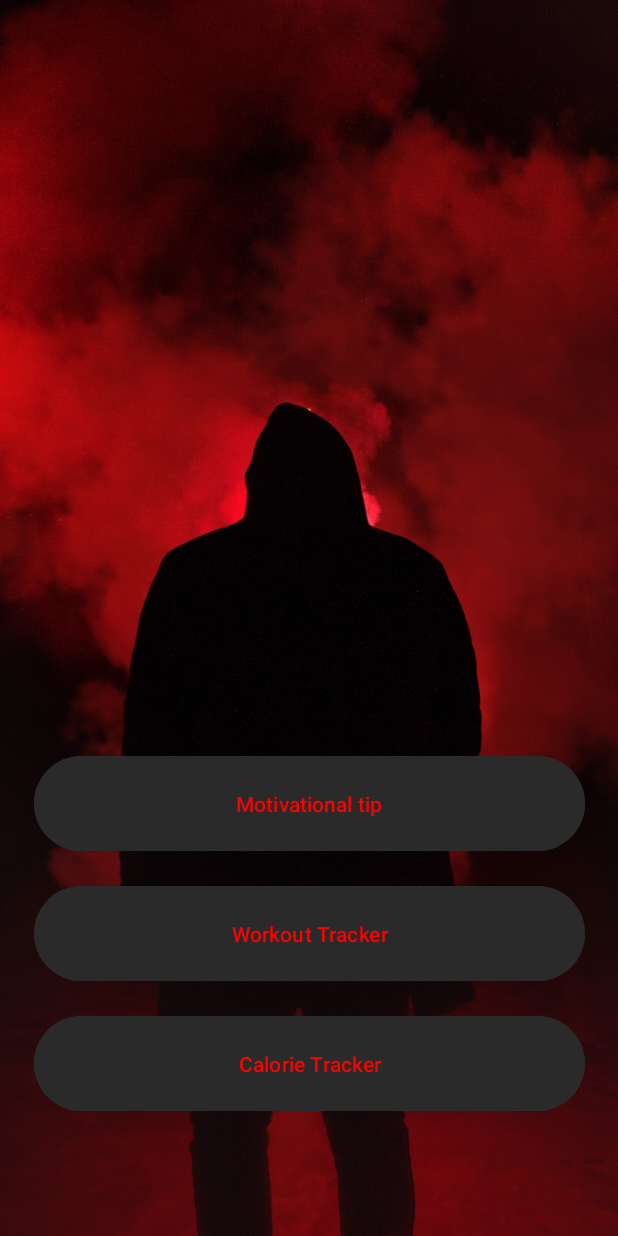
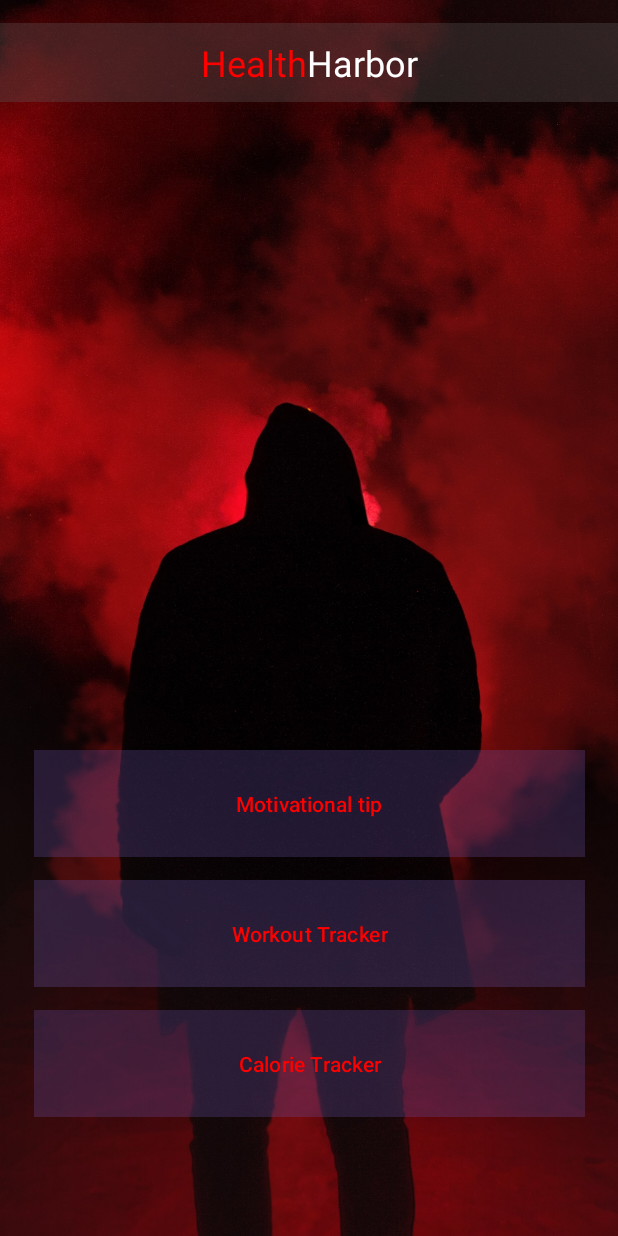
Before and after one commit to Seancully/GymApp_MSD, an Android app: the screen it shows after launch (MainActivity), on a phone screen of 412 x 824 dp. Run offline under Robolectric (Android 15) with nearby library versions, the phone set to English and light mode, and no system bars.

Commit message:
title added + opacity buttons to mainActivityxml

```diff
--- a/app/src/main/java/com/example/gymapp_msd/MainActivity.java
+++ b/app/src/main/java/com/example/gymapp_msd/MainActivity.java
@@ -7,10 +7,15 @@ import androidx.constraintlayout.widget.ConstraintLayout;
 import android.animation.ArgbEvaluator;
 import android.animation.ValueAnimator;
 import android.content.Intent;
+import android.graphics.Color;
 import android.graphics.drawable.GradientDrawable;
 import android.os.Bundle;
+import android.text.SpannableString;
+import android.text.Spanned;
+import android.text.style.ForegroundColorSpan;
 import android.view.View;
 import android.widget.Button;
+import android.widget.TextView;
 
 import androidx.appcompat.app.AppCompatActivity;
 import androidx.constraintlayout.widget.ConstraintLayout;
@@ -48,5 +53,13 @@ public class MainActivity extends AppCompatActivity {
                 startActivity(new Intent(MainActivity.this, CalorieActivity.class));
             }
         });
+
+        // Setting up the title with SpannableString for color formatting
+        TextView title = findViewById(R.id.titleHealthHarbor);
+        String text = "HealthHarbor";
+        SpannableString spannableString = new SpannableString(text);
+        spannableString.setSpan(new ForegroundColorSpan(Color.RED), 0, 6, Spanned.SPAN_EXCLUSIVE_EXCLUSIVE); // "Health" in red
+        spannableString.setSpan(new ForegroundColorSpan(Color.WHITE), 6, text.length(), Spanned.SPAN_EXCLUSIVE_EXCLUSIVE); // "Harbor" in black
+        title.setText(spannableString);
     }
 }
--- a/app/src/main/res/layout/activity_calorie.xml
+++ b/app/src/main/res/layout/activity_calorie.xml
@@ -2,8 +2,10 @@
 <androidx.constraintlayout.widget.ConstraintLayout xmlns:android="http://schemas.android.com/apk/res/android"
     xmlns:app="http://schemas.android.com/apk/res-auto"
     xmlns:tools="http://schemas.android.com/tools"
+    android:id="@+id/ConstraintLayout"
     android:layout_width="match_parent"
     android:layout_height="match_parent"
+    android:background="@drawable/gymbackground"
     tools:context=".CalorieActivity">
 
 </androidx.constraintlayout.widget.ConstraintLayout>
--- a/app/src/main/res/layout/activity_main.xml
+++ b/app/src/main/res/layout/activity_main.xml
@@ -8,6 +8,28 @@
     android:background="@drawable/gymbackground"
     tools:context=".MainActivity">
 
+    <TextView
+        android:id="@+id/titleHealthHarbor"
+        android:layout_width="0dp"
+        android:layout_height="wrap_content"
+        android:layout_marginStart="15dp"
+        android:layout_marginTop="15dp"
+        android:layout_marginEnd="15dp"
+        android:background="#545C5858"
+        android:gravity="center"
+        android:padding="10dp"
+        android:textAppearance="@style/TextAppearance.AppCompat.Display2"
+        android:textSize="24sp"
+        app:layout_constraintEnd_toEndOf="parent"
+        app:layout_constraintHeight_percent="0.1"
+        app:layout_constraintHorizontal_bias="0.5"
+        app:layout_constraintLeft_toLeftOf="parent"
+        app:layout_constraintRight_toRightOf="parent"
+        app:layout_constraintStart_toStartOf="parent"
+        app:layout_constraintTop_toTopOf="parent"
+        app:layout_constraintWidth_percent="1.0" />
+
+
     <Button
         android:id="@+id/MotivationButton"
         android:layout_width="367dp"
@@ -15,7 +37,7 @@
         android:layout_marginStart="10dp"
         android:layout_marginTop="500dp"
         android:layout_marginEnd="10dp"
-        android:backgroundTint="#2B2A2A"
+        android:background="#4AFFFFFF"
         android:text="Motivational tip"
         android:textColor="#FF0000"
         app:layout_constraintEnd_toEndOf="parent"
@@ -30,7 +52,7 @@
         android:layout_marginStart="10dp"
         android:layout_marginTop="15dp"
         android:layout_marginEnd="10dp"
-        android:backgroundTint="#2B2A2A"
+        android:background="#4F2B2A2A"
         android:text="Workout Tracker"
         android:textColor="#FF0000"
         app:layout_constraintEnd_toEndOf="parent"
@@ -44,7 +66,7 @@
         android:layout_marginStart="10dp"
         android:layout_marginTop="15dp"
         android:layout_marginEnd="10dp"
-        android:backgroundTint="#2B2A2A"
+        android:background="#4BFFFFFF"
         android:text="Calorie Tracker"
         android:textColor="#FF0000"
         app:layout_constraintEnd_toEndOf="parent"
--- a/app/src/main/res/layout/activity_motivation.xml
+++ b/app/src/main/res/layout/activity_motivation.xml
@@ -2,8 +2,10 @@
 <androidx.constraintlayout.widget.ConstraintLayout xmlns:android="http://schemas.android.com/apk/res/android"
     xmlns:app="http://schemas.android.com/apk/res-auto"
     xmlns:tools="http://schemas.android.com/tools"
+    android:id="@+id/ConstraintLayout"
     android:layout_width="match_parent"
     android:layout_height="match_parent"
+    android:background="@drawable/gymbackground"
     tools:context=".MotivationActivity">
 
 </androidx.constraintlayout.widget.ConstraintLayout>
--- a/app/src/main/res/layout/activity_workout.xml
+++ b/app/src/main/res/layout/activity_workout.xml
@@ -2,8 +2,10 @@
 <androidx.constraintlayout.widget.ConstraintLayout xmlns:android="http://schemas.android.com/apk/res/android"
     xmlns:app="http://schemas.android.com/apk/res-auto"
     xmlns:tools="http://schemas.android.com/tools"
+    android:id="@+id/ConstraintLayout"
     android:layout_width="match_parent"
     android:layout_height="match_parent"
+    android:background="@drawable/gymbackground"
     tools:context=".WorkoutActivity">
 
 </androidx.constraintlayout.widget.ConstraintLayout>
```
